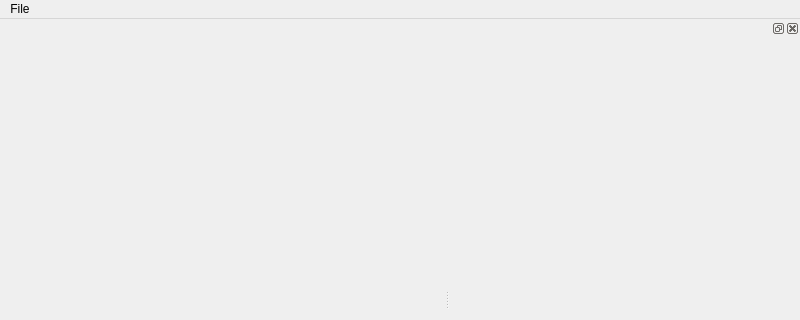
Old version of the form src/window/mainWindow.ui in the repository usnistgov/NetSimulyzer; both pictures show x 0 to 800 and y 0 to 320 of the 800 by 600 pixel window.
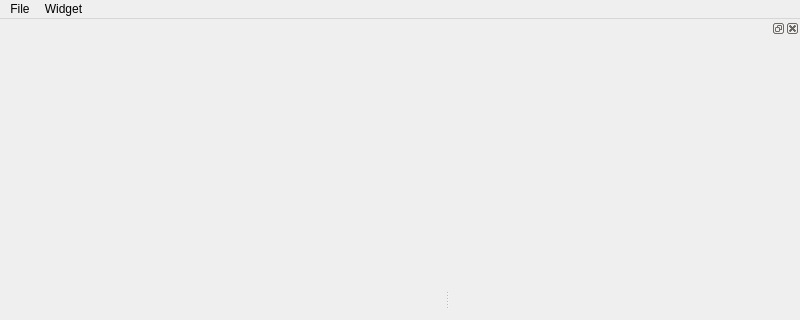
New version of the form.

Commit message:
Add a toggle to show/hide the `ChartManager`
Close: #30

The edit to the form file:
```diff
--- a/src/window/mainWindow.ui
+++ b/src/window/mainWindow.ui
@@ -31,7 +31,14 @@
     </property>
     <addaction name="actionLoad"/>
    </widget>
+   <widget class="QMenu" name="menuWidget">
+    <property name="title">
+     <string>Widget</string>
+    </property>
+    <addaction name="actionCharts"/>
+   </widget>
    <addaction name="menuFIle"/>
+   <addaction name="menuWidget"/>
   </widget>
   <widget class="QStatusBar" name="statusbar"/>
   <widget class="QDockWidget" name="chartDock">
```
Left out of the diff: 14 changed lines with no effect on the pictures. The commit also changes 2 other files.
